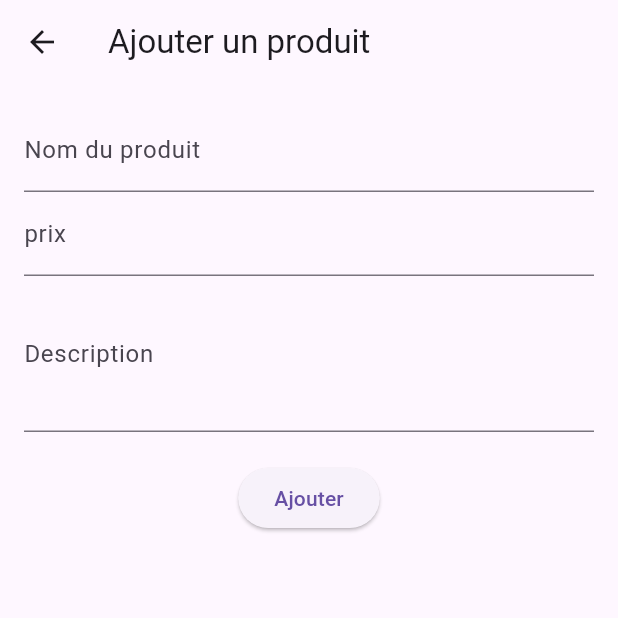
After one commit to Solenne001/app_reduce, a Flutter app: the screen it shows after launch, after a tap on "Ajouter un Produit", on a phone screen of 412 x 824 dp, the top half of it. The commit adds this screen. Run offline on Flutter 3.47's test engine with Material 3 defaults, Android fonts, the phone set to English and light mode, and no system bars; our stand-ins replace cloud_firestore, firebase_core, sqflite; accounts and stored records are empty.

Commit message:
deuxieme commit

```diff
--- /dev/null
+++ b/lib/addProduct.dart
@@ -0,0 +1,75 @@
+// ignore: file_names
+import 'package:flutter/material.dart';
+import 'package:cloud_firestore/cloud_firestore.dart';
+
+class Addproduct extends StatefulWidget {
+  const Addproduct({super.key});
+
+  @override
+  // ignore: library_private_types_in_public_api
+  _AddProductState createState() => _AddProductState();
+}
+
+class _AddProductState extends State<Addproduct> {
+  final TextEditingController _nameController = TextEditingController();
+  final TextEditingController _priceController = TextEditingController();
+  final TextEditingController _descriptionController = TextEditingController();
+  final FirebaseFirestore _firestore = FirebaseFirestore.instance;
+
+  void _add() async {
+    String name = _nameController.text.trim();
+    String price = _priceController.text.trim();
+    String description = _descriptionController.text.trim();
+
+    if (name.isNotEmpty && price.isNotEmpty && description.isNotEmpty) {
+      await _firestore.collection('products').add({
+        'name': name,
+        'price': double.tryParse(price) ?? 0.0,
+        'description': description,
+        'timestamp': FieldValue.serverTimestamp(),
+      });
+
+      ScaffoldMessenger.of(
+        context,
+      ).showSnackBar(SnackBar(content: Text('Produit ajouté avec succès!')));
+
+      _nameController.clear();
+      _priceController.clear();
+      _descriptionController.clear();
+    } else {
+      ScaffoldMessenger.of(context).showSnackBar(
+        SnackBar(content: Text('Veuillez remplir tous les champs!')),
+      );
+    }
+  }
+
+  @override
+  Widget build(BuildContext context) {
+    return Scaffold(
+      appBar: AppBar(title: Text('Ajouter un produit ')),
+      body: Padding(
+        padding: const EdgeInsets.all(16.0),
+        child: Column(
+          children: [
+            TextField(
+              controller: _nameController,
+              decoration: InputDecoration(labelText: 'Nom du produit'),
+            ),
+            TextField(
+              controller: _priceController,
+              decoration: InputDecoration(labelText: 'prix'),
+              keyboardType: TextInputType.number,
+            ),
+            TextField(
+              controller: _descriptionController,
+              decoration: InputDecoration(labelText: 'Description'),
+              maxLines: 3,
+            ),
+            SizedBox(height: 20),
+            ElevatedButton(onPressed: _add, child: Text('Ajouter')),
+          ],
+        ),
+      ),
+    );
+  }
+}
--- a/lib/main.dart
+++ b/lib/main.dart
@@ -1,4 +1,55 @@
 import 'package:flutter/material.dart';
+// ignore: depend_on_referenced_packages
+import 'package:firebase_core/firebase_core.dart';
+// ignore: unused_import
+import 'home_page.dart'; // Import de la page principale
+// ignore: unused_import
+import 'addProduct.dart';
+void main() async {
+  WidgetsFlutterBinding.ensureInitialized();
+  await Firebase.initializeApp(); // Initialisation de Firebase
+  runApp(MyApp());
+}
+
+class MyApp extends StatelessWidget {
+  const MyApp({super.key});
+
+  @override
+  Widget build(BuildContext context) {
+    return MaterialApp(
+      debugShowCheckedModeBanner: false,
+      title: 'Gestion des Produits',
+      theme: ThemeData(primarySwatch: Colors.blue),
+      home: HomePage(),
+    );
+  }
+}
+
+class HomePage extends StatelessWidget {
+  const HomePage({super.key});
+
+  @override
+  Widget build(BuildContext context) {
+    return Scaffold(
+      appBar: AppBar(title: Text('Accueil')),
+      body: Center(
+        child: ElevatedButton(
+          onPressed: () {
+            Navigator.push(
+              context,
+              MaterialPageRoute(builder: (context) => Addproduct()),
+            );
+          },
+          child: Text('Ajouter un Produit'),
+        ),
+      ),
+    );
+  }
+}
+
+
+/*import 'package:flutter/material.dart';
+
 
 void main() {
   runApp(MyApp());
@@ -142,4 +193,4 @@ class _HomePageState extends State<HomePage> {
       ),
     );
   }
-}
+}*/
--- a/pubspec.yaml
+++ b/pubspec.yaml
@@ -35,6 +35,8 @@ dependencies:
   # Use with the CupertinoIcons class for iOS style icons.
   cupertino_icons: ^1.0.8
   url_launcher: ^6.3.1
+  sqflite: ^2.4.2
+  cloud_firestore: ^5.6.5
 
 dev_dependencies:
   flutter_test:
```
Also changed, not shown: lib/db_helper.dart (added, +40 -0 lines), lib/home_page.dart (added, +156 -0 lines), lib/result_page.dart (added, +59 -0 lines), lib/services/firestore_service.dart (added, +20 -0 lines), pubspec.lock, 3 other files.
